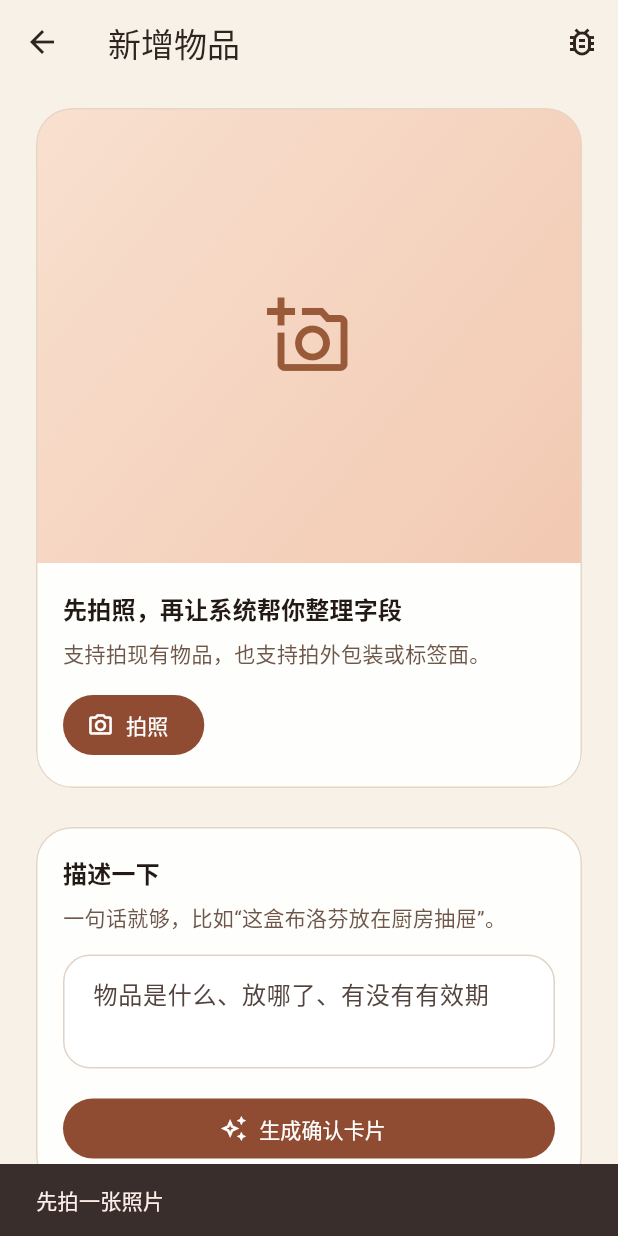
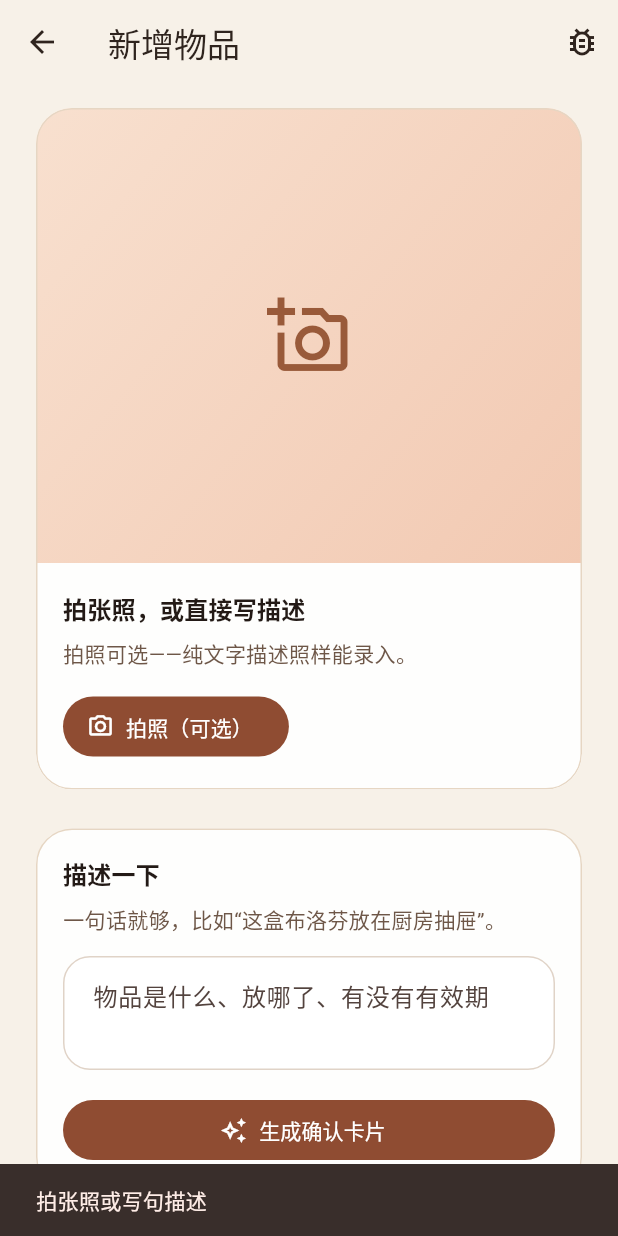
Before and after one commit to ialV/wherehouse, a Flutter app: the AddScreen screen opened directly, after a tap on "生成确认卡片", on a phone screen of 412 x 824 dp. Run offline on Flutter 3.47's test engine with Material 3 defaults, Android fonts, the phone set to English and light mode, and no system bars; our stand-ins replace dotted_border, drift, flutter_dotenv, flutter_riverpod, image_picker; accounts and stored records are empty.

Commit message:
feat: optional photo pin + text-only mode
- Tap photo to place a pin marking the subject for AI
- Pin position sent to LLM prompt for focused recognition
- Photo is now optional: text-only extraction works too
- _textModel (qwen-max-latest) used for text-only mode
- Privacy-friendly: photo and pin both optional

```diff
--- a/lib/screens/add_screen.dart
+++ b/lib/screens/add_screen.dart
@@ -27,6 +27,8 @@ class _AddScreenState extends ConsumerState<AddScreen> {
 
   File? _imageFile;
   ThingDraft? _draft;
+  /// Relative pin position (0-1, 0-1). null = no pin placed.
+  Offset? _pinPosition;
   bool _isExtracting = false;
   bool _isRefining = false;
   bool _isSaving = false;
@@ -82,7 +84,14 @@ class _AddScreenState extends ConsumerState<AddScreen> {
           children: [
             _HeroPanel(
               imageFile: _imageFile,
+              pinPosition: _pinPosition,
               onCapture: _isBusy ? null : _captureImage,
+              onPinPlaced: _imageFile != null && !_isBusy
+                  ? (pos) => setState(() => _pinPosition = pos)
+                  : null,
+              onPinCleared: _pinPosition != null && !_isBusy
+                  ? () => setState(() => _pinPosition = null)
+                  : null,
             ),
             const SizedBox(height: 18),
             Card(
@@ -287,17 +296,17 @@ class _AddScreenState extends ConsumerState<AddScreen> {
     setState(() {
       _imageFile = savedFile;
       _draft = null;
+      _pinPosition = null;
       _followUpController.clear();
     });
   }
 
   Future<void> _extractDraft() async {
-    if (_imageFile == null) {
-      _showSnackBar('先拍一张照片');
+    final description = _descriptionController.text.trim();
+    if (_imageFile == null && description.isEmpty) {
+      _showSnackBar('拍张照或写句描述');
       return;
     }
-
-    final description = _descriptionController.text.trim();
     if (description.isEmpty) {
       _showSnackBar('写一句描述，识别会更准');
       return;
@@ -310,9 +319,10 @@ class _AddScreenState extends ConsumerState<AddScreen> {
     try {
       final tags = await ref.read(thingDaoProvider).loadTags();
       final draft = await ref.read(llmServiceProvider).extractThing(
-            imageFile: _imageFile!,
+            imageFile: _imageFile,
             description: description,
             availableTags: tags,
+            pinPosition: _pinPosition,
           );
 
       if (!mounted) {
@@ -600,10 +610,16 @@ class _HeroPanel extends StatelessWidget {
   const _HeroPanel({
     required this.imageFile,
     required this.onCapture,
+    this.pinPosition,
+    this.onPinPlaced,
+    this.onPinCleared,
   });
 
   final File? imageFile;
   final VoidCallback? onCapture;
+  final Offset? pinPosition;
+  final ValueChanged<Offset>? onPinPlaced;
+  final VoidCallback? onPinCleared;
 
   @override
   Widget build(BuildContext context) {
@@ -634,9 +650,42 @@ class _HeroPanel extends StatelessWidget {
                       ),
                     ),
                   )
-                : Image.file(
-                    imageFile!,
-                    fit: BoxFit.cover,
+                : LayoutBuilder(
+                    builder: (context, constraints) {
+                      return GestureDetector(
+                        onTapUp: onPinPlaced == null
+                            ? null
+                            : (details) {
+                                final rx = details.localPosition.dx /
+                                    constraints.maxWidth;
+                                final ry = details.localPosition.dy /
+                                    constraints.maxHeight;
+                                onPinPlaced!(Offset(rx.clamp(0, 1), ry.clamp(0, 1)));
+                              },
+                        child: Stack(
+                          fit: StackFit.expand,
+                          children: [
+                            Image.file(imageFile!, fit: BoxFit.cover),
+                            if (pinPosition != null)
+                              Positioned(
+                                left: pinPosition!.dx * constraints.maxWidth - 16,
+                                top: pinPosition!.dy * constraints.maxHeight - 32,
+                                child: const Icon(
+                                  Icons.location_pin,
+                                  color: Color(0xFFE53935),
+                                  size: 32,
+                                  shadows: [
+                                    Shadow(
+                                      blurRadius: 4,
+                                      color: Colors.black54,
+                                    ),
+                                  ],
+                                ),
+                              ),
+                          ],
+                        ),
+                      );
+                    },
                   ),
           ),
           Padding(
@@ -645,23 +694,41 @@ class _HeroPanel extends StatelessWidget {
               crossAxisAlignment: CrossAxisAlignment.start,
               children: [
                 Text(
-                  '先拍照，再让系统帮你整理字段',
+                  imageFile == null
+                      ? '拍张照，或直接写描述'
+                      : '点图片标出主体位置（可选）',
                   style: Theme.of(context).textTheme.titleMedium?.copyWith(
                         fontWeight: FontWeight.w800,
                       ),
                 ),
                 const SizedBox(height: 8),
                 Text(
-                  '支持拍现有物品，也支持拍外包装或标签面。',
+                  imageFile == null
+                      ? '拍照可选——纯文字描述照样能录入。'
+                      : pinPosition != null
+                          ? '已标记 📍 点其他位置可移动图钉'
+                          : '在照片上点一下，告诉AI你关注的是哪个物品。',
                   style: Theme.of(context).textTheme.bodyMedium?.copyWith(
                         color: const Color(0xFF6E5748),
                       ),
                 ),
                 const SizedBox(height: 14),
-                FilledButton.icon(
-                  onPressed: onCapture,
-                  icon: const Icon(Icons.camera_alt_outlined),
-                  label: Text(imageFile == null ? '拍照' : '重新拍照'),
+                Row(
+                  children: [
+                    FilledButton.icon(
+                      onPressed: onCapture,
+                      icon: const Icon(Icons.camera_alt_outlined),
+                      label: Text(imageFile == null ? '拍照（可选）' : '重新拍照'),
+                    ),
+                    if (pinPosition != null) ...[
+                      const SizedBox(width: 8),
+                      OutlinedButton.icon(
+                        onPressed: onPinCleared,
+                        icon: const Icon(Icons.close, size: 18),
+                        label: const Text('清除图钉'),
+                      ),
+                    ],
+                  ],
                 ),
               ],
             ),
```
Also changed, not shown: lib/services/llm_service.dart (+45 -26 lines).
